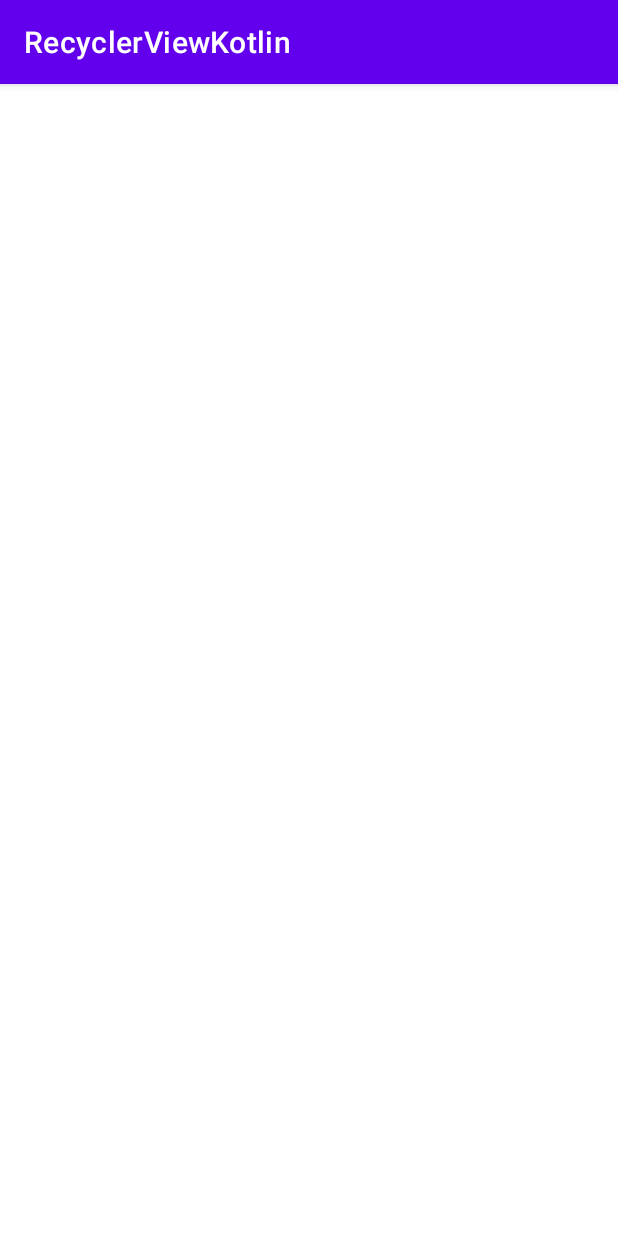
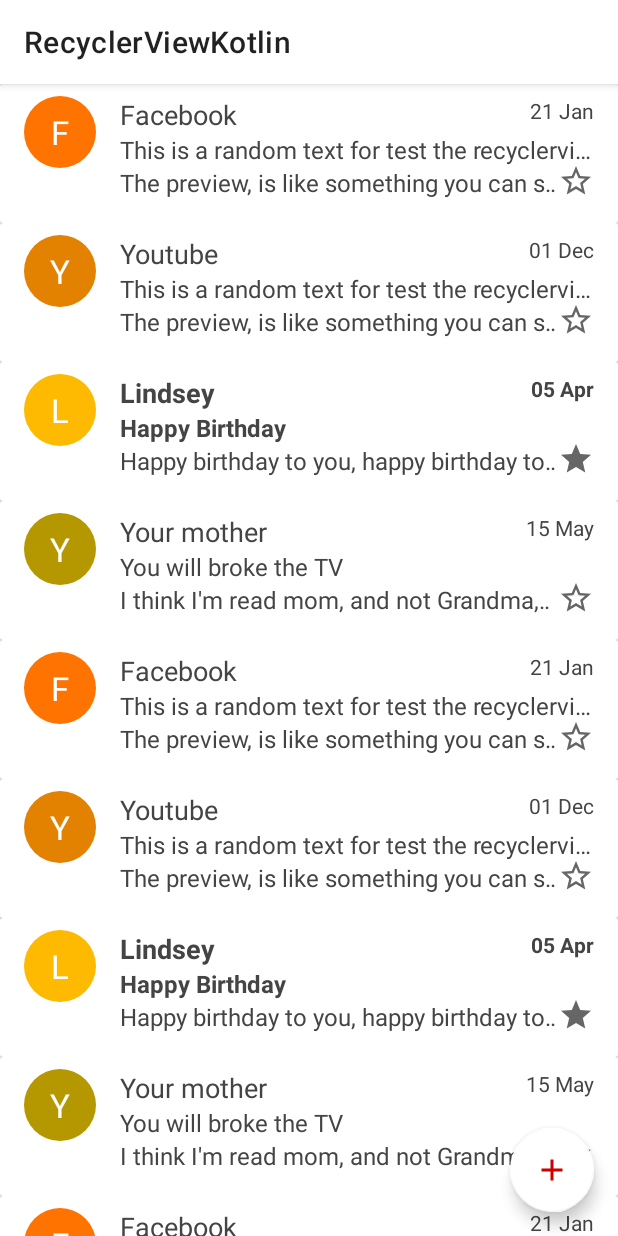
Before and after one commit to JohnKenedy/RecyclerViewKotlin, an Android app: the screen it shows after launch (MainActivity), on a phone screen of 412 x 824 dp. Run offline under Robolectric (Android 15) with nearby library versions, the phone set to English and light mode, and no system bars.

Commit message:
Additions: RecyclerView, Adapter and Model

```diff
--- /dev/null
+++ b/app/src/main/java/com/canytech/recyclerviewkotlin/EmailAdapter.kt
@@ -0,0 +1,62 @@
+package com.canytech.recyclerviewkotlin
+
+import android.graphics.Color
+import android.graphics.Typeface
+import android.graphics.Typeface.BOLD
+import android.graphics.Typeface.NORMAL
+import android.graphics.drawable.ShapeDrawable
+import android.graphics.drawable.shapes.OvalShape
+import android.view.LayoutInflater
+import android.view.View
+import android.view.ViewGroup
+import androidx.annotation.ColorInt
+import androidx.recyclerview.widget.RecyclerView
+import com.canytech.recyclerviewkotlin.model.Email
+import kotlinx.android.synthetic.main.email_item.view.*
+
+class EmailAdapter(val emails: MutableList<Email>) : RecyclerView.Adapter<EmailAdapter.EmailViewHolder>() {
+
+    override fun onCreateViewHolder(parent: ViewGroup, viewType: Int): EmailViewHolder {
+        val view =
+            LayoutInflater.from(parent.context).inflate(R.layout.email_item, parent, false)
+        return EmailViewHolder(view)
+    }
+
+    override fun getItemCount(): Int = emails.size
+
+    override fun onBindViewHolder(holder: EmailViewHolder, position: Int) {
+        holder.bind(emails[position])
+    }
+
+    inner class EmailViewHolder(itemView: View) : RecyclerView.ViewHolder(itemView){
+        fun bind(email: Email) {
+            with(email) {
+                val hash = user.hashCode()
+                itemView.txt_icon.text = user.first().toString()
+                itemView.txt_icon.background = itemView.oval(Color.rgb(hash, hash / 2, 0))
+                itemView.txt_user.text = user
+                itemView.txt_subject.text = subject
+                itemView.txt_preview.text = preview
+                itemView.txt_date.text = date
+
+                itemView.txt_user.setTypeface(Typeface.DEFAULT, if (unread) BOLD else NORMAL)
+                itemView.txt_subject.setTypeface(Typeface.DEFAULT, if (unread) BOLD else NORMAL)
+                itemView.txt_date.setTypeface(Typeface.DEFAULT, if (unread) BOLD else NORMAL)
+
+                itemView.img_star.setImageResource(
+                    if (stared) R.drawable.ic_baseline_star_24
+                else R.drawable.ic_baseline_star_border_24
+                )
+            }
+        }
+    }
+}
+fun View.oval(@ColorInt color: Int): ShapeDrawable {
+    val oval = ShapeDrawable(OvalShape())
+    with(oval) {
+        intrinsicHeight = height
+        intrinsicWidth = width
+        paint.color = color
+    }
+    return oval
+}
--- a/app/src/main/java/com/canytech/recyclerviewkotlin/MainActivity.kt
+++ b/app/src/main/java/com/canytech/recyclerviewkotlin/MainActivity.kt
@@ -2,10 +2,16 @@ package com.canytech.recyclerviewkotlin
 
 import androidx.appcompat.app.AppCompatActivity
 import android.os.Bundle
+import androidx.recyclerview.widget.LinearLayoutManager
+import com.canytech.recyclerviewkotlin.model.fakeEmails
+import kotlinx.android.synthetic.main.activity_main.*
 
 class MainActivity : AppCompatActivity() {
     override fun onCreate(savedInstanceState: Bundle?) {
         super.onCreate(savedInstanceState)
         setContentView(R.layout.activity_main)
+
+        recycler_view_main.adapter = EmailAdapter(fakeEmails())
+        recycler_view_main.layoutManager = LinearLayoutManager(this)
     }
 }
--- /dev/null
+++ b/app/src/main/java/com/canytech/recyclerviewkotlin/model/Email.kt
@@ -0,0 +1,115 @@
+package com.canytech.recyclerviewkotlin.model
+
+data class Email(
+    val user: String,
+    val subject: String,
+    val preview: String,
+    val date: String,
+    val stared: Boolean,
+    val unread: Boolean,
+    var selected: Boolean = false
+)
+
+class EmailBuilder {
+    var user: String = ""
+    var subject: String = ""
+    var preview: String = ""
+    var date: String = ""
+    var stared: Boolean = false
+    var unread: Boolean = false
+
+    fun build() : Email = Email(user, subject, preview, date, stared, unread, false)
+}
+
+fun email(block: EmailBuilder.() -> Unit): Email = EmailBuilder().apply(block).build()
+
+fun fakeEmails() = mutableListOf(
+    email {
+        user = "Facebook"
+        subject = "This is a random text for test the recyclerview"
+        preview = "The preview, is like something you can see before that you really open"
+        date = "21 Jan"
+        stared = false
+    },
+    email {
+        user = "Youtube"
+        subject = "This is a random text for test the recyclerview"
+        preview = "The preview, is like something you can see before that you really open"
+        date = "01 Dec"
+        stared = false
+    },
+    email {
+        user = "Lindsey"
+        subject = "Happy Birthday"
+        preview = "Happy birthday to you, happy birthday to you, HAPPYYYYYYYYYYYY"
+        date = "05 Apr"
+        stared = true
+        unread = true
+    },
+    email {
+        user = "Your mother"
+        subject = "You will broke the TV"
+        preview = "I think I'm read mom, and not Grandma, hehe"
+        date = "15 May"
+        stared = false
+    },
+    email {
+        user = "Facebook"
+        subject = "This is a random text for test the recyclerview"
+        preview = "The preview, is like something you can see before that you really open"
+        date = "21 Jan"
+        stared = false
+    },
+    email {
+        user = "Youtube"
+        subject = "This is a random text for test the recyclerview"
+        preview = "The preview, is like something you can see before that you really open"
+        date = "01 Dec"
+        stared = false
+    },
+    email {
+        user = "Lindsey"
+        subject = "Happy Birthday"
+        preview = "Happy birthday to you, happy birthday to you, HAPPYYYYYYYYYYYY"
+        date = "05 Apr"
+        stared = true
+        unread = true
+    },
+    email {
+        user = "Your mother"
+        subject = "You will broke the TV"
+        preview = "I think I'm read mom, and not Grandma, hehe"
+        date = "15 May"
+        stared = false
+    },
+    email {
+        user = "Facebook"
+        subject = "This is a random text for test the recyclerview"
+        preview = "The preview, is like something you can see before that you really open"
+        date = "21 Jan"
+        stared = false
+    },
+    email {
+        user = "Youtube"
+        subject = "This is a random text for test the recyclerview"
+        preview = "The preview, is like something you can see before that you really open"
+        date = "01 Dec"
+        stared = false
+    },
+    email {
+        user = "Lindsey"
+        subject = "Happy Birthday"
+        preview = "Happy birthday to you, happy birthday to you, HAPPYYYYYYYYYYYY"
+        date = "05 Apr"
+        stared = true
+        unread = true
+    },
+    email {
+        user = "Your mother"
+        subject = "You will broke the TV"
+        preview = "I think I'm read mom, and not Grandma, hehe"
+        date = "15 May"
+        stared = false
+    }
+
+)
--- /dev/null
+++ b/app/src/main/res/drawable/card_view_bg.xml
@@ -0,0 +1,7 @@
+<?xml version="1.0" encoding="utf-8"?>
+<shape xmlns:android="http://schemas.android.com/apk/res/android">
+
+    <solid android:color="@color/white" />
+    <corners android:radius="32dp" />
+
+</shape>
--- /dev/null
+++ b/app/src/main/res/drawable/circle.xml
@@ -0,0 +1,7 @@
+<?xml version="1.0" encoding="utf-8"?>
+<shape android:shape="oval" xmlns:android="http://schemas.android.com/apk/res/android">
+
+    <solid android:color="@color/black" />
+    <corners android:radius="48dp" />
+
+</shape>
--- /dev/null
+++ b/app/src/main/res/drawable/ic_baseline_add_24.xml
@@ -0,0 +1,10 @@
+<vector xmlns:android="http://schemas.android.com/apk/res/android"
+    android:width="24dp"
+    android:height="24dp"
+    android:viewportWidth="24"
+    android:viewportHeight="24"
+    android:tint="?attr/colorControlNormal">
+  <path
+      android:fillColor="@android:color/white"
+      android:pathData="M19,13h-6v6h-2v-6H5v-2h6V5h2v6h6v2z"/>
+</vector>
--- /dev/null
+++ b/app/src/main/res/drawable/ic_baseline_star_24.xml
@@ -0,0 +1,10 @@
+<vector xmlns:android="http://schemas.android.com/apk/res/android"
+    android:width="24dp"
+    android:height="24dp"
+    android:viewportWidth="24"
+    android:viewportHeight="24"
+    android:tint="?attr/colorControlNormal">
+  <path
+      android:fillColor="@android:color/white"
+      android:pathData="M12,17.27L18.18,21l-1.64,-7.03L22,9.24l-7.19,-0.61L12,2 9.19,8.63 2,9.24l5.46,4.73L5.82,21z"/>
+</vector>
--- /dev/null
+++ b/app/src/main/res/drawable/ic_baseline_star_border_24.xml
@@ -0,0 +1,10 @@
+<vector xmlns:android="http://schemas.android.com/apk/res/android"
+    android:width="24dp"
+    android:height="24dp"
+    android:viewportWidth="24"
+    android:viewportHeight="24"
+    android:tint="?attr/colorControlNormal">
+  <path
+      android:fillColor="@android:color/white"
+      android:pathData="M22,9.24l-7.19,-0.62L12,2 9.19,8.63 2,9.24l5.46,4.73L5.82,21 12,17.27 18.18,21l-1.63,-7.03L22,9.24zM12,15.4l-3.76,2.27 1,-4.28 -3.32,-2.88 4.38,-0.38L12,6.1l1.71,4.04 4.38,0.38 -3.32,2.88 1,4.28L12,15.4z"/>
+</vector>
--- a/app/src/main/res/layout/activity_main.xml
+++ b/app/src/main/res/layout/activity_main.xml
@@ -1,8 +1,46 @@
 <?xml version="1.0" encoding="utf-8"?>
 <RelativeLayout xmlns:android="http://schemas.android.com/apk/res/android"
+    xmlns:app="http://schemas.android.com/apk/res-auto"
     xmlns:tools="http://schemas.android.com/tools"
     android:layout_width="match_parent"
     android:layout_height="match_parent"
     tools:context=".MainActivity">
 
+    <com.google.android.material.appbar.AppBarLayout
+        android:id="@+id/app_bar"
+        android:layout_width="match_parent"
+        android:layout_height="wrap_content"
+        android:theme="@style/ThemeOverlay.AppCompat.ActionBar">
+
+        <androidx.appcompat.widget.Toolbar
+            android:id="@+id/toolbar"
+            android:layout_width="match_parent"
+            android:layout_height="wrap_content"
+            android:background="@color/white"
+            app:popupTheme="@style/ThemeOverlay.AppCompat.Light"
+            app:title="@string/app_name" />
+
+    </com.google.android.material.appbar.AppBarLayout>
+
+    <androidx.recyclerview.widget.RecyclerView
+        android:id="@+id/recycler_view_main"
+        android:layout_width="match_parent"
+        android:layout_height="match_parent"
+        android:layout_below="@+id/app_bar"
+        app:layoutManager="androidx.recyclerview.widget.LinearLayoutManager"
+        tools:listitem="@layout/email_item" />
+
+    <com.google.android.material.floatingactionbutton.FloatingActionButton
+        android:id="@+id/fab"
+        android:layout_width="wrap_content"
+        android:layout_height="wrap_content"
+        android:layout_alignParentEnd="true"
+        android:layout_alignParentBottom="true"
+        android:layout_marginEnd="16dp"
+        android:layout_marginBottom="16dp"
+        android:src="@drawable/ic_baseline_add_24"
+        app:backgroundTint="@color/white"
+        app:rippleColor="@android:color/darker_gray"
+        app:tint="@android:color/holo_red_dark" />
+
 </RelativeLayout>
--- /dev/null
+++ b/app/src/main/res/layout/email_item.xml
@@ -0,0 +1,87 @@
+<?xml version="1.0" encoding="utf-8"?>
+<androidx.cardview.widget.CardView xmlns:android="http://schemas.android.com/apk/res/android"
+    xmlns:tools="http://schemas.android.com/tools"
+    android:layout_width="match_parent"
+    android:layout_height="wrap_content"
+    android:background="@drawable/card_view_bg"
+    tools:showIn="@layout/activity_main">
+
+    <RelativeLayout
+        android:layout_width="match_parent"
+        android:layout_height="wrap_content"
+        android:layout_marginStart="16dp"
+        android:layout_marginTop="8dp"
+        android:layout_marginEnd="16dp"
+        android:layout_marginBottom="16dp">
+
+        <TextView
+            android:id="@+id/txt_icon"
+            android:layout_width="48dp"
+            android:layout_height="48dp"
+            android:background="@drawable/circle"
+            android:gravity="center"
+            android:textColor="@color/white"
+            android:textSize="22sp"
+            tools:text="F" />
+
+        <TextView
+            android:id="@+id/txt_user"
+            android:layout_toStartOf="@id/txt_date"
+            android:layout_width="match_parent"
+            android:layout_height="wrap_content"
+            android:layout_alignTop="@id/txt_icon"
+            android:layout_marginStart="16dp"
+            android:layout_toEndOf="@id/txt_icon"
+            android:textColor="@color/darker_gray"
+            android:textSize="18sp"
+            tools:text="Facebook" />
+
+        <TextView
+            android:id="@+id/txt_subject"
+            android:layout_width="match_parent"
+            android:layout_height="wrap_content"
+            android:layout_below="@id/txt_user"
+            android:layout_alignStart="@id/txt_user"
+            android:ellipsize="end"
+            android:singleLine="true"
+            android:textColor="@color/darker_gray"
+            android:textSize="16sp"
+            tools:text="Facebook, once upon a time, a wonderful girl, she's studying, she's beautiful, I can't find someone like her, I love her, and, for my luck, she is my girlfriend" />
+
+        <TextView
+            android:id="@+id/txt_preview"
+            android:layout_width="match_parent"
+            android:layout_height="wrap_content"
+            android:layout_below="@id/txt_subject"
+            android:layout_alignStart="@id/txt_user"
+            android:layout_toStartOf="@id/img_star"
+            android:ellipsize="marquee"
+            android:singleLine="true"
+            android:textColor="@color/darker_gray"
+            android:textSize="16sp"
+            tools:text="Preview once upon" />
+
+        <TextView
+            android:id="@+id/txt_date"
+            android:textColor="@color/darker_gray"
+            android:ellipsize="marquee"
+            android:singleLine="true"
+            android:layout_alignParentTop="true"
+            android:layout_alignParentEnd="true"
+            android:layout_width="wrap_content"
+            tools:text="20 mai"
+            android:layout_height="wrap_content"
+            tools:ignore="RelativeOverlap" />
+
+        <ImageView
+            android:id="@+id/img_star"
+            android:layout_width="24dp"
+            android:layout_alignParentBottom="true"
+            android:layout_alignParentEnd="true"
+            android:src="@drawable/ic_baseline_star_border_24"
+            android:layout_height="24dp"
+            tools:ignore="ContentDescription" />
+
+    </RelativeLayout>
+
+</androidx.cardview.widget.CardView>
--- a/app/src/main/res/values-night/themes.xml
+++ b/app/src/main/res/values-night/themes.xml
@@ -1,9 +1,9 @@
 <resources xmlns:tools="http://schemas.android.com/tools">
     <!-- Base application theme. -->
-    <style name="Theme.RecyclerViewKotlin" parent="Theme.MaterialComponents.DayNight.DarkActionBar">
+    <style name="Theme.RecyclerViewKotlin" parent="Theme.MaterialComponents.DayNight.NoActionBar">
         <!-- Primary brand color. -->
         <item name="colorPrimary">@color/purple_200</item>
-        <item name="colorPrimaryVariant">@color/purple_700</item>
+        <item name="colorPrimaryVariant">@color/white</item>
         <item name="colorOnPrimary">@color/black</item>
         <!-- Secondary brand color. -->
         <item name="colorSecondary">@color/teal_200</item>
--- a/app/src/main/res/values/colors.xml
+++ b/app/src/main/res/values/colors.xml
@@ -7,4 +7,5 @@
     <color name="teal_700">#FF018786</color>
     <color name="black">#FF000000</color>
     <color name="white">#FFFFFFFF</color>
+    <color name="darker_gray">#FF444444</color>
 </resources>
--- a/app/src/main/res/values/themes.xml
+++ b/app/src/main/res/values/themes.xml
@@ -1,9 +1,9 @@
 <resources xmlns:tools="http://schemas.android.com/tools">
     <!-- Base application theme. -->
-    <style name="Theme.RecyclerViewKotlin" parent="Theme.MaterialComponents.DayNight.DarkActionBar">
+    <style name="Theme.RecyclerViewKotlin" parent="Theme.MaterialComponents.DayNight.NoActionBar">
         <!-- Primary brand color. -->
-        <item name="colorPrimary">@color/purple_500</item>
-        <item name="colorPrimaryVariant">@color/purple_700</item>
+        <item name="colorPrimary">@color/white</item>
+        <item name="colorPrimaryVariant">@color/white</item>
         <item name="colorOnPrimary">@color/white</item>
         <!-- Secondary brand color. -->
         <item name="colorSecondary">@color/teal_200</item>
```
